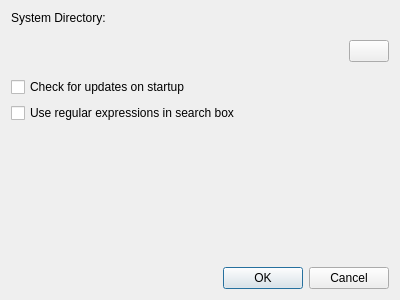
First picture: the form in src/qt/qt_vmmanager_preferences.ui, repository 86Box/86Box, before the edit.
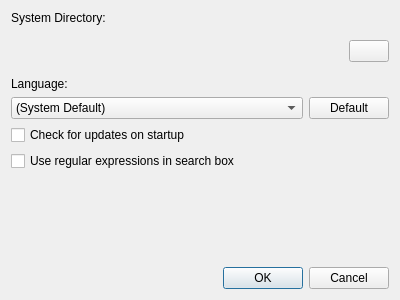
Second picture: the form after the edit.

Commit message: Manager: Add a language selector in Preferences

```diff
--- a/src/qt/qt_vmmanager_preferences.ui
+++ b/src/qt/qt_vmmanager_preferences.ui
@@ -53,6 +53,42 @@
      </layout>
     </widget>
    </item>
+   <item>
+    <widget class="QLabel" name="labelLanguage">
+     <property name="text">
+      <string>Language:</string>
+     </property>
+    </widget>
+   </item>
+   <item>
+    <layout class="QHBoxLayout" name="horizontalLayout_2">
+     <item>
+      <widget class="QComboBox" name="comboBoxLanguage">
+       <property name="sizePolicy">
+        <sizepolicy hsizetype="MinimumExpanding" vsizetype="Fixed">
+         <horstretch>0</horstretch>
+         <verstretch>0</verstretch>
+        </sizepolicy>
+       </property>
+       <property name="maxVisibleItems">
+        <number>30</number>
+       </property>
+       <item>
+        <property name="text">
+         <string>(System Default)</string>
+        </property>
+       </item>
+      </widget>
+     </item>
+     <item>
+      <widget class="QPushButton" name="pushButtonLanguage">
+       <property name="text">
+        <string>Default</string>
+       </property>
+      </widget>
+     </item>
+    </layout>
+   </item>
    <item>
     <widget class="QCheckBox" name="updateCheckBox">
      <property name="text">
```
Left out of the diff: 7 changed lines with no effect on the pictures. The commit also changes 7 other files.
